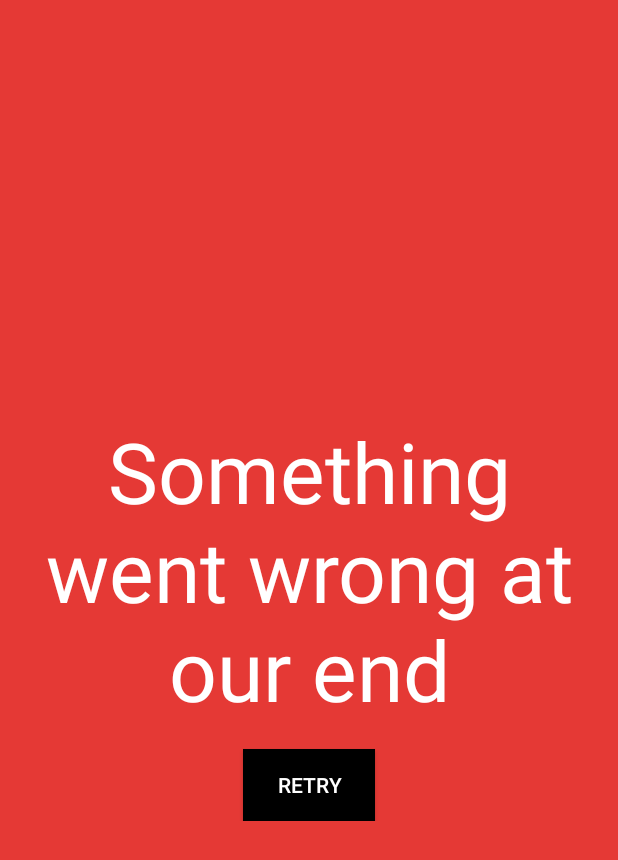
After one commit to pratishjage/MVVM-Samples, an Android app: the layout failure_layout.xml on its own in the app's theme, with its tools: preview values and no code run, on a phone screen of 412 x 824 dp. The commit adds this screen. Shown: the top 860 px of the screen. Run offline under Robolectric (Android 15) with nearby library versions, the phone set to English and light mode, and no system bars.

Commit message:
Added failure layout for to handle network error Also some code cleanup

```diff
--- a/app/src/main/AndroidManifest.xml
+++ b/app/src/main/AndroidManifest.xml
@@ -33,8 +33,7 @@
         <activity
                 android:name=".ui.MapsActivity"
                 android:label="@string/title_activity_maps"
-                android:theme="@style/AppTheme"
-                >
+                android:theme="@style/AppTheme">
             <meta-data
                     android:name="android.support.PARENT_ACTIVITY"
                     android:value="com.example.mvvmsample.ui.TabsActivity" />
@@ -53,9 +52,6 @@
                 <category android:name="android.intent.category.LAUNCHER" />
             </intent-filter>
         </activity>
-        <activity
-                android:name=".MainActivity"
-                android:theme="@style/AppTheme" />
     </application>
 
 </manifest>
--- a/app/src/main/java/com/example/mvvmsample/ui/TabsActivity.kt
+++ b/app/src/main/java/com/example/mvvmsample/ui/TabsActivity.kt
@@ -19,11 +19,5 @@ class TabsActivity : AppCompatActivity() {
         viewPager.adapter = sectionsPagerAdapter
         val tabs: TabLayout = findViewById(R.id.tabs)
         tabs.setupWithViewPager(viewPager)
-        val fab: FloatingActionButton = findViewById(R.id.fab)
-
-        fab.setOnClickListener { view ->
-            Snackbar.make(view, "Replace with your own action", Snackbar.LENGTH_LONG)
-                .setAction("Action", null).show()
-        }
     }
 }
--- a/app/src/main/res/layout/activity_maps.xml
+++ b/app/src/main/res/layout/activity_maps.xml
@@ -13,12 +13,13 @@
             tools:context=".ui.MapsActivity" />
 
     <TextView
+            android:id="@+id/address_txt"
             android:layout_width="match_parent"
             android:layout_height="wrap_content"
             android:layout_marginLeft="8dp"
+            android:layout_marginTop="8dp"
             android:layout_marginRight="8dp"
-android:id="@+id/address_txt"
             android:background="@color/white"
-            android:padding="4dp"
+            android:padding="8dp"
             android:textColor="@color/colorAccent"></TextView>
 </FrameLayout>
--- /dev/null
+++ b/app/src/main/res/layout/failure_layout.xml
@@ -0,0 +1,35 @@
+<?xml version="1.0" encoding="utf-8"?>
+<FrameLayout xmlns:android="http://schemas.android.com/apk/res/android"
+        android:layout_width="match_parent"
+        android:layout_height="match_parent"
+        android:background="@color/failure_bg">
+
+    <LinearLayout
+            android:layout_width="match_parent"
+            android:layout_height="wrap_content"
+            android:layout_gravity="center"
+            android:orientation="vertical">
+
+        <TextView
+                android:layout_width="match_parent"
+                android:layout_height="wrap_content"
+                android:layout_marginLeft="@dimen/default_16"
+                android:layout_marginRight="16dp"
+                android:text="@string/something_went_wrong"
+                android:textAlignment="center"
+                android:textColor="@color/white"
+
+                android:textSize="@dimen/very_large_text_size" />
+
+        <Button
+                android:id="@+id/retry_btn"
+                android:layout_width="wrap_content"
+                android:layout_height="wrap_content"
+                android:layout_gravity="center_horizontal"
+                android:layout_marginTop="@dimen/default_16"
+                android:background="@color/colorAccent"
+                android:text="@string/retry"
+                android:textColor="@color/white" />
+    </LinearLayout>
+
+</FrameLayout>
--- a/app/src/main/res/layout/fragment_main.xml
+++ b/app/src/main/res/layout/fragment_main.xml
@@ -16,4 +16,9 @@
             android:layout_width="match_parent"
             android:layout_height="match_parent"
             android:visibility="gone"></androidx.recyclerview.widget.RecyclerView>
+
+    <include
+            android:id="@+id/failure_layout"
+            layout="@layout/failure_layout"
+            android:visibility="gone"></include>
 </FrameLayout>
--- a/app/src/main/res/values/colors.xml
+++ b/app/src/main/res/values/colors.xml
@@ -4,4 +4,5 @@
     <color name="colorPrimaryDark">#A8B3B2</color>
     <color name="colorAccent">#000000</color>
     <color name="white">#ffffff</color>
+    <color name="failure_bg">#e53935</color>
 </resources>
--- a/app/src/main/res/values/dimens.xml
+++ b/app/src/main/res/values/dimens.xml
@@ -5,4 +5,6 @@
     <dimen name="appbar_padding">16dp</dimen>
     <dimen name="fab_margin">16dp</dimen>
     <dimen name="appbar_padding_top">8dp</dimen>
+    <dimen name="default_16">16dp</dimen>
+    <dimen name="very_large_text_size">56sp</dimen>
 </resources>
--- a/app/src/main/res/values/strings.xml
+++ b/app/src/main/res/values/strings.xml
@@ -6,5 +6,7 @@
     <string name="tab_text_2">Tab 2</string>
     <string name="all_users">All</string>
     <string name="fev_users">Favourites</string>
-    <string name="title_activity_maps">Location</string>
+    <string name="title_activity_maps">Address Location</string>
+    <string name="something_went_wrong">Something went wrong at our end</string>
+    <string name="retry">Retry</string>
 </resources>
--- a/app/src/main/res/values/styles.xml
+++ b/app/src/main/res/values/styles.xml
@@ -1,7 +1,7 @@
 <resources>
 
     <!-- Base application theme. -->
-    <style name="AppTheme" parent="Theme.AppCompat.Light.DarkActionBar">
+    <style name="AppTheme" parent="Theme.AppCompat.Light">
         <!-- Customize your theme here. -->
         <item name="colorPrimary">@color/colorPrimary</item>
         <item name="colorPrimaryDark">@color/colorPrimaryDark</item>
```
Also changed, not shown: app/src/main/java/com/example/mvvmsample/MainActivity.kt (deleted, +0 -12 lines), app/src/main/java/com/example/mvvmsample/Repos/MainRepo.kt (+0 -39 lines), app/src/main/java/com/example/mvvmsample/ui/main/PlaceholderFragment.kt (+19 -5 lines), app/src/main/res/layout/activity_main.xml (deleted, +0 -19 lines), app/src/main/res/layout/activity_tabs.xml (+0 -7 lines).
